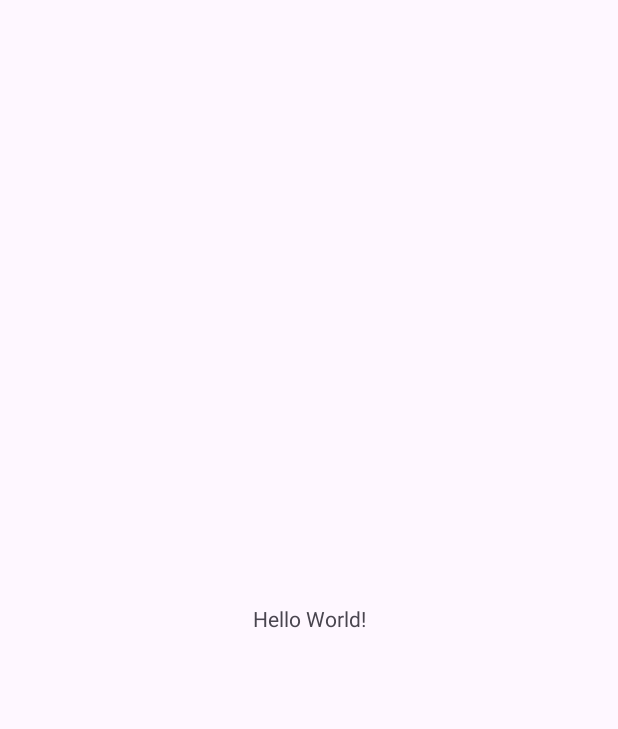
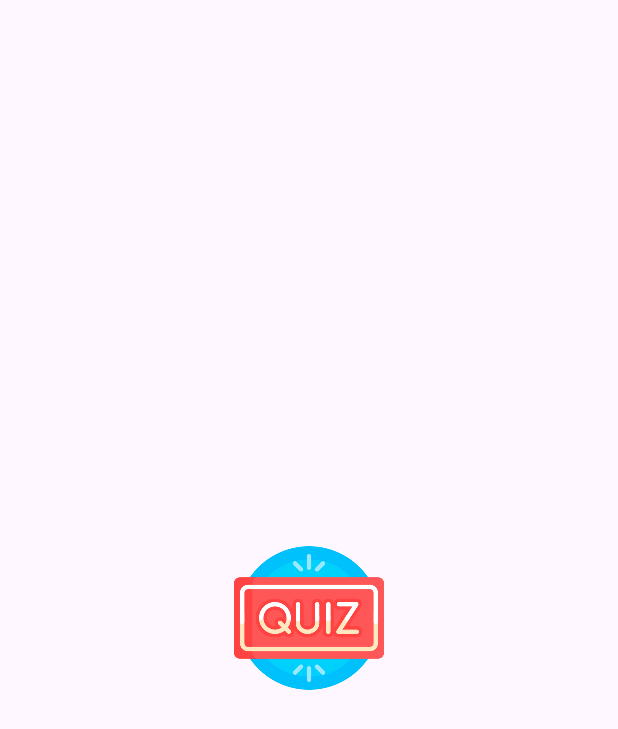
Before and after one commit to bouchrakhalfaouy/Quiz_app, an Android app: the MainActivity screen opened directly, with no data from a screen before it, on a phone screen of 412 x 824 dp. Before the commit the part shown is almost empty. Shown: the top 729 px of the screen. Run offline under Robolectric (Android 15) with nearby library versions, the phone set to English and light mode, and no system bars.

Commit message:
commit 2

```diff
--- a/app/src/main/java/com/example/quiz_application/MainActivity.java
+++ b/app/src/main/java/com/example/quiz_application/MainActivity.java
@@ -1,24 +1,24 @@
 package com.example.quiz_application;
 
+
+import android.content.Intent;
 import android.os.Bundle;
+import android.os.Handler;
 
-import androidx.activity.EdgeToEdge;
 import androidx.appcompat.app.AppCompatActivity;
-import androidx.core.graphics.Insets;
-import androidx.core.view.ViewCompat;
-import androidx.core.view.WindowInsetsCompat;
 
 public class MainActivity extends AppCompatActivity {
 
     @Override
     protected void onCreate(Bundle savedInstanceState) {
         super.onCreate(savedInstanceState);
-        EdgeToEdge.enable(this);
         setContentView(R.layout.activity_main);
-        ViewCompat.setOnApplyWindowInsetsListener(findViewById(R.id.main), (v, insets) -> {
-            Insets systemBars = insets.getInsets(WindowInsetsCompat.Type.systemBars());
-            v.setPadding(systemBars.left, systemBars.top, systemBars.right, systemBars.bottom);
-            return insets;
-        });
+
+        // Délai de 10 secondes avant de passer à l'activité suivante
+        new Handler().postDelayed(() -> {
+            Intent intent = new Intent(MainActivity.this, LoginActivity.class);
+            startActivity(intent);
+            finish(); // Terminer l'activité Splash pour qu'elle ne soit pas réaffichée en arrière-plan
+        }, 10000); // 10 secondes
     }
 }
--- a/app/src/main/res/layout/activity_main.xml
+++ b/app/src/main/res/layout/activity_main.xml
@@ -1,5 +1,6 @@
 <?xml version="1.0" encoding="utf-8"?>
-<androidx.constraintlayout.widget.ConstraintLayout xmlns:android="http://schemas.android.com/apk/res/android"
+<androidx.constraintlayout.widget.ConstraintLayout
+    xmlns:android="http://schemas.android.com/apk/res/android"
     xmlns:app="http://schemas.android.com/apk/res-auto"
     xmlns:tools="http://schemas.android.com/tools"
     android:id="@+id/main"
@@ -7,13 +8,14 @@
     android:layout_height="match_parent"
     tools:context=".MainActivity">
 
-    <TextView
-        android:layout_width="wrap_content"
-        android:layout_height="wrap_content"
-        android:text="Hello World!"
+    <ImageView
+        android:id="@+id/imageView4"
+        android:layout_width="100dp"
+        android:layout_height="100dp"
+        android:scaleType="fitCenter"
+        app:srcCompat="@drawable/quiz"
+        app:layout_constraintTop_toTopOf="parent"
         app:layout_constraintBottom_toBottomOf="parent"
-        app:layout_constraintEnd_toEndOf="parent"
         app:layout_constraintStart_toStartOf="parent"
-        app:layout_constraintTop_toTopOf="parent" />
-
+        app:layout_constraintEnd_toEndOf="parent" />
 </androidx.constraintlayout.widget.ConstraintLayout>
```
Also changed, not shown: app/src/main/res/drawable/bouchra.jpeg (added), app/src/main/res/drawable/culture.png (added), app/src/main/res/drawable/imageacceuill.png (added), app/src/main/res/drawable/imageeacceuill.png (added), app/src/main/res/drawable/quiz.png (added), app/src/main/res/drawable/science.png (added).
